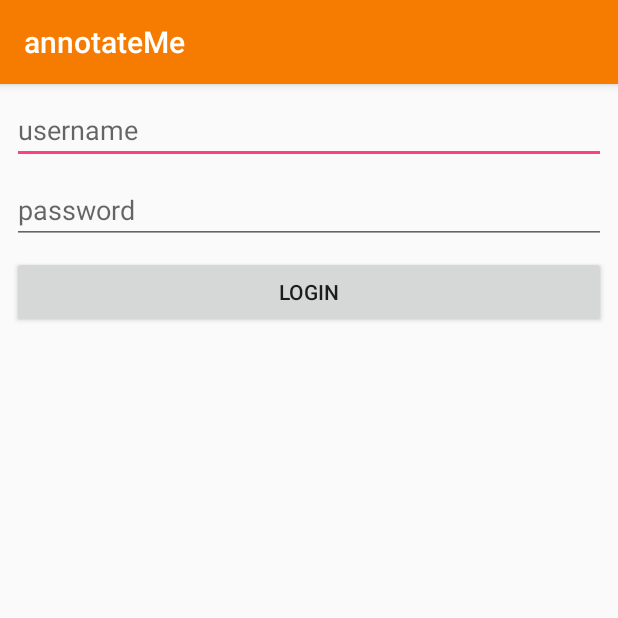
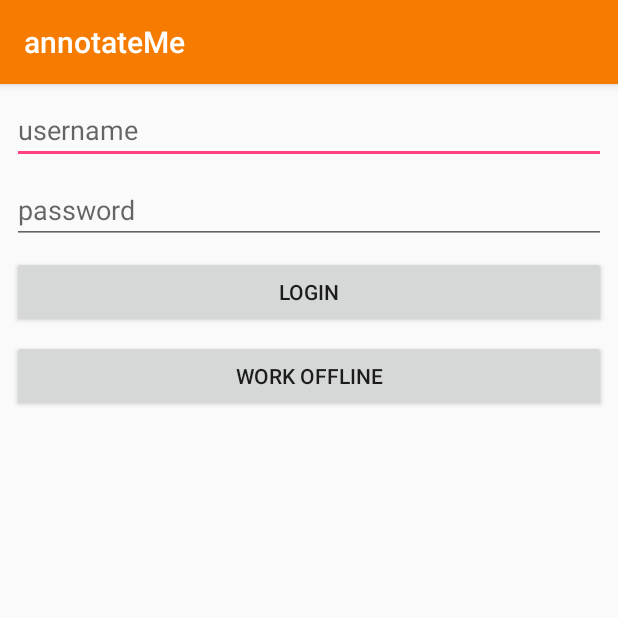
Before and after one commit to short0/annotateMe, an Android app: the LoginActivity screen opened directly, with no data from a screen before it, on a phone screen of 412 x 824 dp, the top half of it. Run offline under Robolectric (Android 15) with nearby library versions, the phone set to English and light mode, and no system bars.

Commit message:
App goes directly to LoginActivity, fix logo

```diff
--- a/app/src/main/java/com/example/user/mobilemicroscopy/LoginActivity.java
+++ b/app/src/main/java/com/example/user/mobilemicroscopy/LoginActivity.java
@@ -13,6 +13,16 @@ public class LoginActivity extends AppCompatActivity {
         super.onCreate(savedInstanceState);
         setContentView(R.layout.activity_login);
 
+        // find workOfflineButton
+        Button workOfflineButton = (Button) findViewById(R.id.work_offline_button);
 
+        // specify the action when the button is clicked
+        workOfflineButton.setOnClickListener(new View.OnClickListener() {
+            @Override
+            public void onClick(View view) {
+                Intent intent = new Intent(LoginActivity.this, MainActivity.class);
+                startActivity(intent);
+            }
+        });
     }
 }
--- a/app/src/main/java/com/example/user/mobilemicroscopy/MainActivity.java
+++ b/app/src/main/java/com/example/user/mobilemicroscopy/MainActivity.java
@@ -174,8 +174,8 @@ public class MainActivity extends AppCompatActivity {
         switch (menuItem.getItemId()) {
             case R.id.menu_login:
                 // go to LoginActivity
-                Intent intent = new Intent(MainActivity.this, LoginActivity.class);
-                startActivity(intent);
+//                Intent intent = new Intent(MainActivity.this, LoginActivity.class);
+//                startActivity(intent);
                 // Show text message
                 Toast.makeText(this, "Login", Toast.LENGTH_SHORT).show();
                 return true;
--- a/app/src/main/java/com/example/user/mobilemicroscopy/SplashActivity.java
+++ b/app/src/main/java/com/example/user/mobilemicroscopy/SplashActivity.java
@@ -19,7 +19,7 @@ public class SplashActivity extends AppCompatActivity {
 
             @Override
             public void run() {
-                Intent intent = new Intent(SplashActivity.this, MainActivity.class);
+                Intent intent = new Intent(SplashActivity.this, LoginActivity.class);
                 startActivity(intent);
 
                 // end the activity
--- a/app/src/main/res/layout/activity_login.xml
+++ b/app/src/main/res/layout/activity_login.xml
@@ -42,4 +42,15 @@
         app:layout_constraintStart_toStartOf="parent"
         app:layout_constraintTop_toBottomOf="@+id/password_edit_text" />
 
+    <Button
+        android:id="@+id/work_offline_button"
+        android:layout_width="match_parent"
+        android:layout_height="wrap_content"
+        android:layout_marginEnd="8dp"
+        android:layout_marginStart="8dp"
+        android:layout_marginTop="8dp"
+        android:text="Work offline"
+        app:layout_constraintEnd_toEndOf="parent"
+        app:layout_constraintStart_toStartOf="parent"
+        app:layout_constraintTop_toBottomOf="@+id/login_button" />
 </android.support.constraint.ConstraintLayout>
```
Also changed, not shown: app/src/main/res/drawable/arrow_black_type1.png (added), app/src/main/res/mipmap-hdpi/ic_logo.png, app/src/main/res/mipmap-mdpi/ic_logo.png (deleted), app/src/main/res/mipmap-xxxhdpi/ic_logo.png (deleted).
